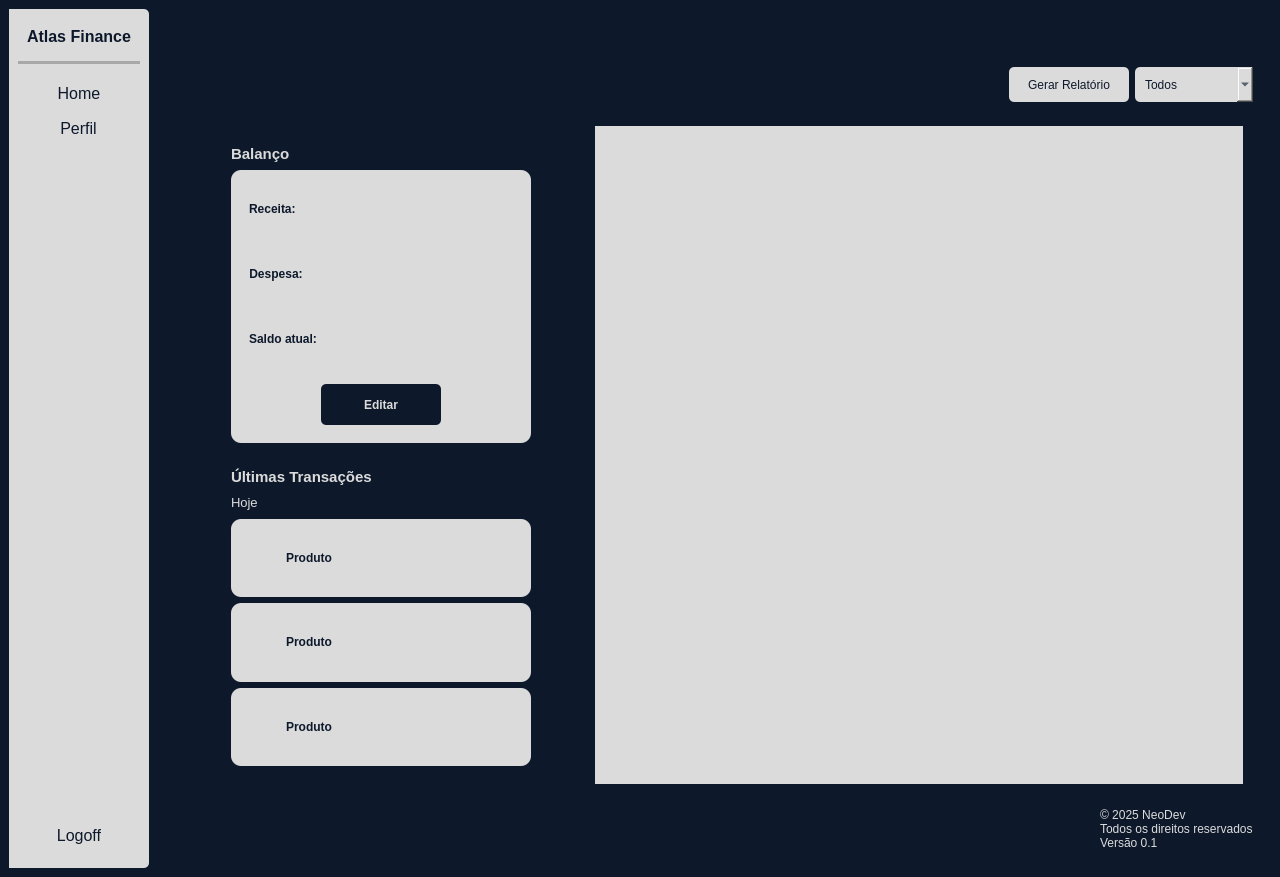
This is ui/HomeWindow.ui in kawlu/Atlas-Finance as Qt 5 draws it before an edit. The edited form follows.
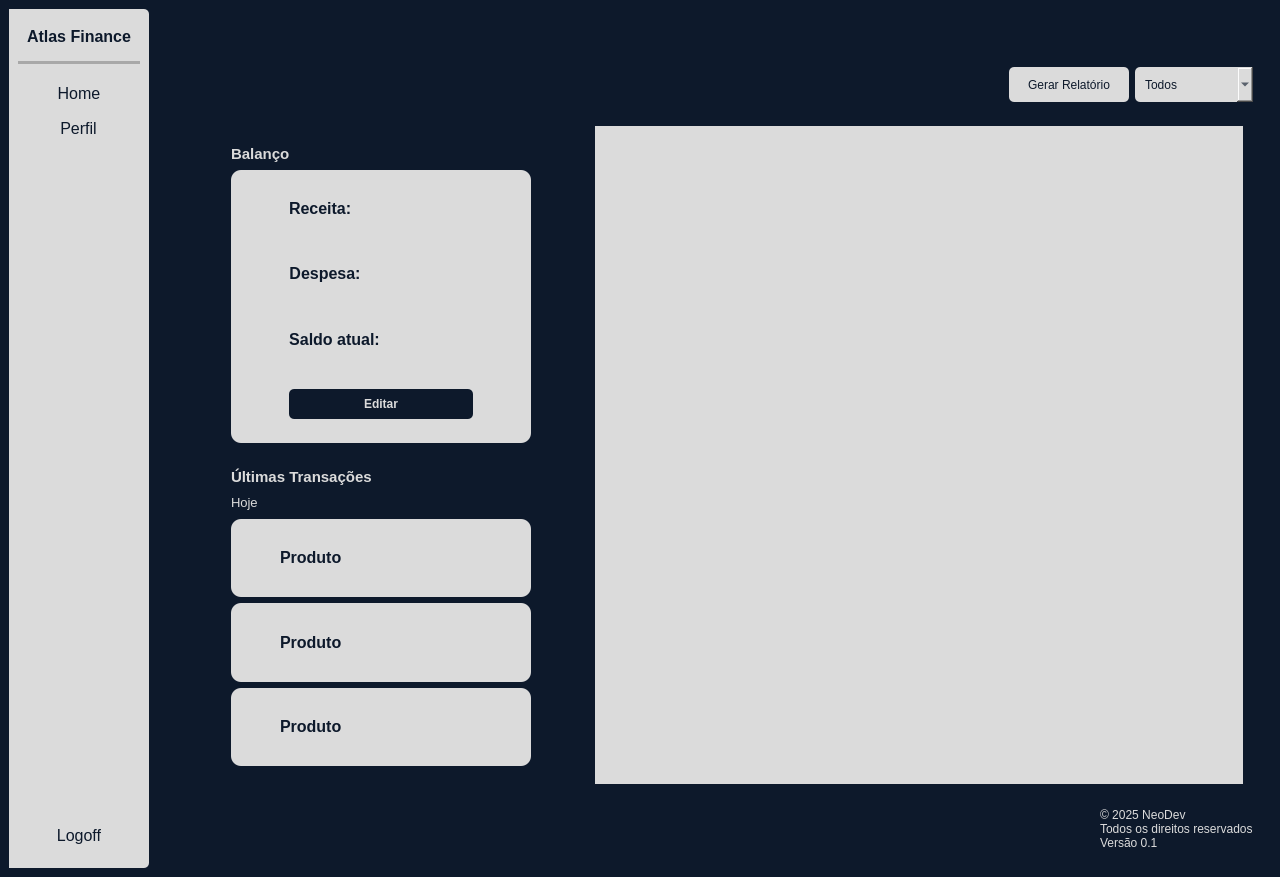
This is the edited form. Icons and pictures are not drawn.

```diff
--- a/ui/HomeWindow.ui
+++ b/ui/HomeWindow.ui
@@ -465,13 +465,29 @@
                       <enum>QFrame::Raised</enum>
                      </property>
                      <layout class="QHBoxLayout" name="horizontalLayout_9">
+                      <item>
+                       <spacer name="horizontalSpacer_14">
+                        <property name="orientation">
+                         <enum>Qt::Horizontal</enum>
+                        </property>
+                        <property name="sizeType">
+                         <enum>QSizePolicy::Maximum</enum>
+                        </property>
+                        <property name="sizeHint" stdset="0">
+                         <size>
+                          <width>40</width>
+                          <height>20</height>
+                         </size>
+                        </property>
+                       </spacer>
+                      </item>
                       <item alignment="Qt::AlignLeft">
                        <widget class="QLabel" name="label_receita">
                         <property name="styleSheet">
                          <string notr="true"/>
                         </property>
                         <property name="text">
-                         <string>Receita:</string>
+                         <string>&lt;html&gt;&lt;head/&gt;&lt;body&gt;&lt;p&gt;&lt;span style=&quot; font-size:12pt;&quot;&gt;Receita:&lt;/span&gt;&lt;/p&gt;&lt;/body&gt;&lt;/html&gt;</string>
                         </property>
                        </widget>
                       </item>
@@ -497,10 +513,26 @@
                       <enum>QFrame::Raised</enum>
                      </property>
                      <layout class="QHBoxLayout" name="horizontalLayout_11">
+                      <item>
+                       <spacer name="horizontalSpacer_15">
+                        <property name="orientation">
+                         <enum>Qt::Horizontal</enum>
+                        </property>
+                        <property name="sizeType">
+                         <enum>QSizePolicy::Maximum</enum>
+                        </property>
+                        <property name="sizeHint" stdset="0">
+                         <size>
+                          <width>40</width>
+                          <height>20</height>
+                         </size>
+                        </property>
+                       </spacer>
+                      </item>
                       <item alignment="Qt::AlignLeft">
                        <widget class="QLabel" name="lbl_despesa">
                         <property name="text">
-                         <string>&lt;html&gt;&lt;head/&gt;&lt;body&gt;&lt;p align=&quot;center&quot;&gt;Despesa:&lt;/p&gt;&lt;/body&gt;&lt;/html&gt;</string>
+                         <string>&lt;html&gt;&lt;head/&gt;&lt;body&gt;&lt;p align=&quot;center&quot;&gt;&lt;span style=&quot; font-size:12pt;&quot;&gt;Despesa:&lt;/span&gt;&lt;/p&gt;&lt;/body&gt;&lt;/html&gt;</string>
                         </property>
                        </widget>
                       </item>
@@ -526,10 +558,26 @@
                       <enum>QFrame::Raised</enum>
                      </property>
                      <layout class="QHBoxLayout" name="horizontalLayout_12">
+                      <item>
+                       <spacer name="horizontalSpacer_16">
+                        <property name="orientation">
+                         <enum>Qt::Horizontal</enum>
+                        </property>
+                        <property name="sizeType">
+                         <enum>QSizePolicy::Maximum</enum>
+                        </property>
+                        <property name="sizeHint" stdset="0">
+                         <size>
+                          <width>40</width>
+                          <height>20</height>
+                         </size>
+                        </property>
+                       </spacer>
+                      </item>
                       <item alignment="Qt::AlignLeft">
                        <widget class="QLabel" name="lbl_saldo_atual">
                         <property name="text">
-                         <string>&lt;html&gt;&lt;head/&gt;&lt;body&gt;&lt;p align=&quot;center&quot;&gt;Saldo atual:&lt;/p&gt;&lt;/body&gt;&lt;/html&gt;</string>
+                         <string>&lt;html&gt;&lt;head/&gt;&lt;body&gt;&lt;p align=&quot;center&quot;&gt;&lt;span style=&quot; font-size:12pt;&quot;&gt;Saldo atual:&lt;/span&gt;&lt;/p&gt;&lt;/body&gt;&lt;/html&gt;</string>
                         </property>
                        </widget>
                       </item>
@@ -571,11 +619,17 @@
                       <item>
                        <widget class="QPushButton" name="btn_editar">
                         <property name="sizePolicy">
-                         <sizepolicy hsizetype="Fixed" vsizetype="Preferred">
+                         <sizepolicy hsizetype="Minimum" vsizetype="Maximum">
                           <horstretch>0</horstretch>
                           <verstretch>0</verstretch>
                          </sizepolicy>
                         </property>
+                        <property name="minimumSize">
+                         <size>
+                          <width>120</width>
+                          <height>40</height>
+                         </size>
+                        </property>
                         <property name="cursor">
                          <cursorShape>PointingHandCursor</cursorShape>
                         </property>
@@ -672,10 +726,26 @@
                    <enum>QFrame::Raised</enum>
                   </property>
                   <layout class="QHBoxLayout" name="horizontalLayout_6">
+                   <item>
+                    <spacer name="horizontalSpacer_8">
+                     <property name="orientation">
+                      <enum>Qt::Horizontal</enum>
+                     </property>
+                     <property name="sizeType">
+                      <enum>QSizePolicy::Maximum</enum>
+                     </property>
+                     <property name="sizeHint" stdset="0">
+                      <size>
+                       <width>40</width>
+                       <height>20</height>
+                      </size>
+                     </property>
+                    </spacer>
+                   </item>
                    <item>
                     <widget class="QLabel" name="lbl_produto1">
                      <property name="text">
-                      <string>&lt;html&gt;&lt;head/&gt;&lt;body&gt;&lt;p align=&quot;center&quot;&gt;Produto&lt;/p&gt;&lt;/body&gt;&lt;/html&gt;</string>
+                      <string>&lt;html&gt;&lt;head/&gt;&lt;body&gt;&lt;p&gt;&lt;span style=&quot; font-size:12pt;&quot;&gt;Produto&lt;/span&gt;&lt;/p&gt;&lt;/body&gt;&lt;/html&gt;</string>
                      </property>
                     </widget>
                    </item>
@@ -686,6 +756,22 @@
                      </property>
                     </widget>
                    </item>
+                   <item>
+                    <spacer name="horizontalSpacer_11">
+                     <property name="orientation">
+                      <enum>Qt::Horizontal</enum>
+                     </property>
+                     <property name="sizeType">
+                      <enum>QSizePolicy::Maximum</enum>
+                     </property>
+                     <property name="sizeHint" stdset="0">
+                      <size>
+                       <width>40</width>
+                       <height>20</height>
+                      </size>
+                     </property>
+                    </spacer>
+                   </item>
                   </layout>
                  </widget>
                 </item>
@@ -702,10 +788,26 @@
                    <enum>QFrame::Raised</enum>
                   </property>
                   <layout class="QHBoxLayout" name="horizontalLayout_8">
+                   <item>
+                    <spacer name="horizontalSpacer_9">
+                     <property name="orientation">
+                      <enum>Qt::Horizontal</enum>
+                     </property>
+                     <property name="sizeType">
+                      <enum>QSizePolicy::Maximum</enum>
+                     </property>
+                     <property name="sizeHint" stdset="0">
+                      <size>
+                       <width>40</width>
+                       <height>20</height>
+                      </size>
+                     </property>
+                    </spacer>
+                   </item>
                    <item>
                     <widget class="QLabel" name="lbl_produto2">
                      <property name="text">
-                      <string>&lt;html&gt;&lt;head/&gt;&lt;body&gt;&lt;p align=&quot;center&quot;&gt;Produto&lt;/p&gt;&lt;/body&gt;&lt;/html&gt;</string>
+                      <string>&lt;html&gt;&lt;head/&gt;&lt;body&gt;&lt;p&gt;&lt;span style=&quot; font-size:12pt;&quot;&gt;Produto&lt;/span&gt;&lt;/p&gt;&lt;/body&gt;&lt;/html&gt;</string>
                      </property>
                     </widget>
                    </item>
@@ -716,6 +818,22 @@
                      </property>
                     </widget>
                    </item>
+                   <item>
+                    <spacer name="horizontalSpacer_12">
+                     <property name="orientation">
+                      <enum>Qt::Horizontal</enum>
+                     </property>
+                     <property name="sizeType">
+                      <enum>QSizePolicy::Maximum</enum>
+                     </property>
+                     <property name="sizeHint" stdset="0">
+                      <size>
+                       <width>40</width>
+                       <height>20</height>
+                      </size>
+                     </property>
+                    </spacer>
+                   </item>
                   </layout>
                  </widget>
                 </item>
@@ -732,10 +850,26 @@
                    <enum>QFrame::Raised</enum>
                   </property>
                   <layout class="QHBoxLayout" name="horizontalLayout_7">
+                   <item>
+                    <spacer name="horizontalSpacer_10">
+                     <property name="orientation">
+                      <enum>Qt::Horizontal</enum>
+                     </property>
+                     <property name="sizeType">
+                      <enum>QSizePolicy::Maximum</enum>
+                     </property>
+                     <property name="sizeHint" stdset="0">
+                      <size>
+                       <width>40</width>
+                       <height>20</height>
+                      </size>
+                     </property>
+                    </spacer>
+                   </item>
                    <item>
                     <widget class="QLabel" name="lbl_produto3">
                      <property name="text">
-                      <string>&lt;html&gt;&lt;head/&gt;&lt;body&gt;&lt;p align=&quot;center&quot;&gt;Produto&lt;/p&gt;&lt;/body&gt;&lt;/html&gt;</string>
+                      <string>&lt;html&gt;&lt;head/&gt;&lt;body&gt;&lt;p&gt;&lt;span style=&quot; font-size:12pt;&quot;&gt;Produto&lt;/span&gt;&lt;/p&gt;&lt;/body&gt;&lt;/html&gt;</string>
                      </property>
                     </widget>
                    </item>
@@ -746,6 +880,22 @@
                      </property>
                     </widget>
                    </item>
+                   <item>
+                    <spacer name="horizontalSpacer_13">
+                     <property name="orientation">
+                      <enum>Qt::Horizontal</enum>
+                     </property>
+                     <property name="sizeType">
+                      <enum>QSizePolicy::Maximum</enum>
+                     </property>
+                     <property name="sizeHint" stdset="0">
+                      <size>
+                       <width>40</width>
+                       <height>20</height>
+                      </size>
+                     </property>
+                    </spacer>
+                   </item>
                   </layout>
                  </widget>
                 </item>
```
